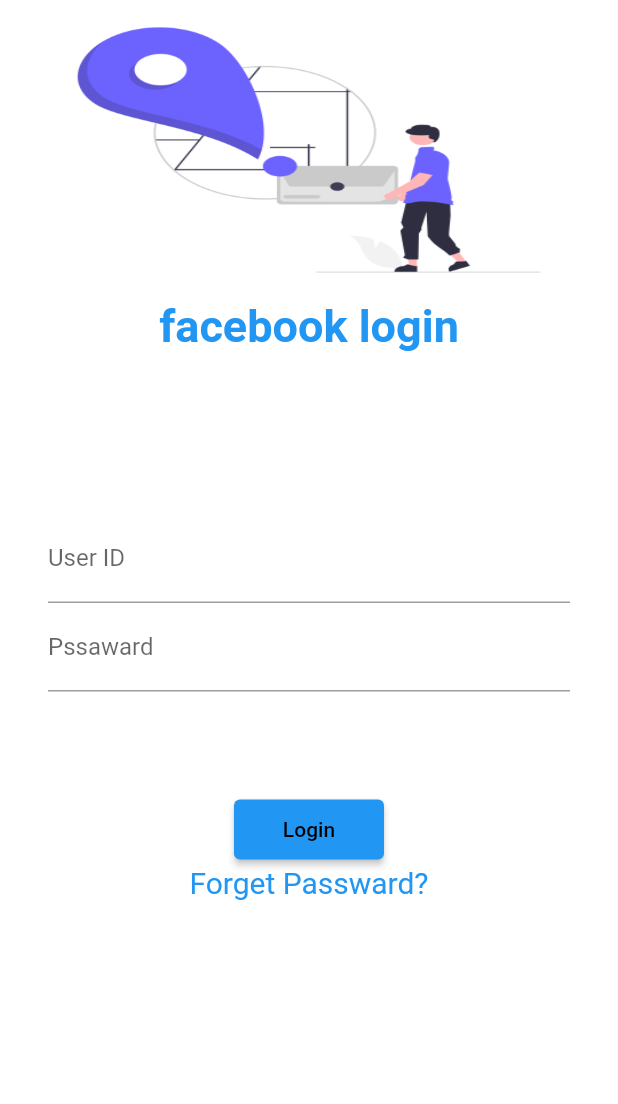
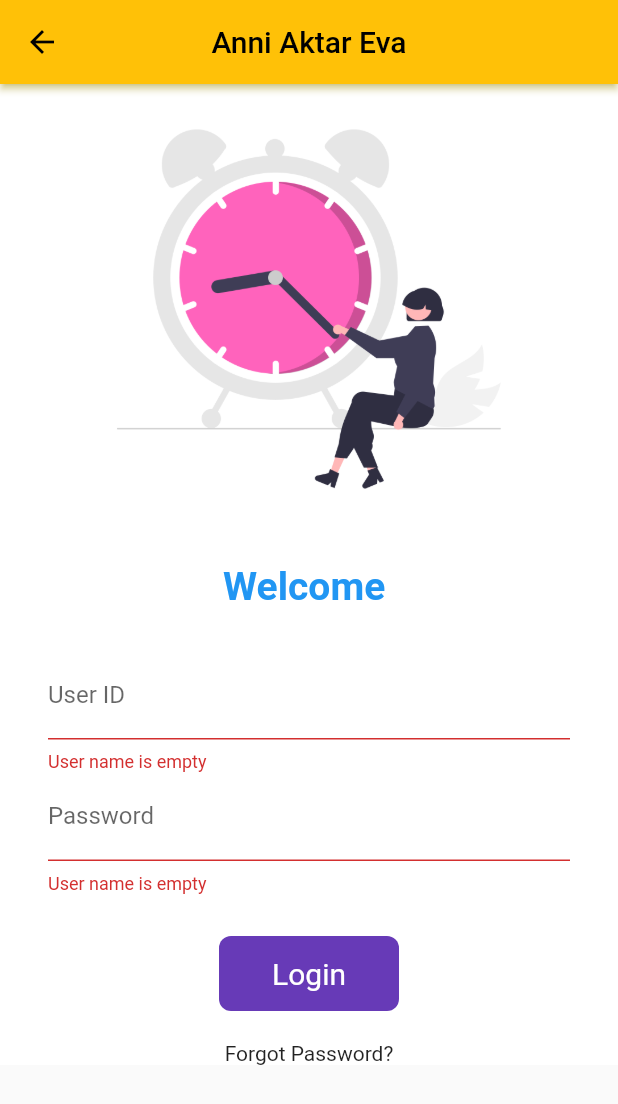
Before and after one commit to anniaktar/dailycodes, a Flutter app: the screen it shows after launch, after a tap on "Login", on a phone screen of 412 x 824 dp. Shown: the top 1104 px of the screen. Run offline on Flutter 3.47's test engine with Material 2 defaults, Android fonts, the phone set to English and light mode, and no system bars.

Commit message:
day 5 complete

```diff
--- a/lib/main.dart
+++ b/lib/main.dart
@@ -4,14 +4,16 @@ import 'package:flutter_application/pages/loginpage.dart';
 import 'package:flutter_application/pages/routes.dart';
 
 void main() {
-  runApp(const MyApp());
+  runApp(MyApp());
 }
 
 class MyApp extends StatelessWidget {
-  const MyApp({Key? key}) : super(key: key);
+  MyApp({Key? key}) : super(key: key);
+
   @override
   Widget build(BuildContext context) {
     return MaterialApp(
+      debugShowCheckedModeBanner: false,
       themeMode: ThemeMode.light,
       theme: ThemeData(primarySwatch: Colors.amber),
       darkTheme: ThemeData(brightness: Brightness.dark),
--- a/lib/pages/loginpage.dart
+++ b/lib/pages/loginpage.dart
@@ -1,75 +1,149 @@
-import 'dart:html';
-
 import 'package:flutter/material.dart';
 import 'package:flutter_application/pages/routes.dart';
 
-class LoginPage extends StatelessWidget {
-  const LoginPage({Key? key}) : super(key: key);
+class LoginPage extends StatefulWidget {
+  @override
+  State<LoginPage> createState() => _LoginPageState();
+}
+
+class _LoginPageState extends State<LoginPage> {
+  String name = "";
+  bool changeButton = false;
+
+  final _formkey = GlobalKey<FormState>();
+
+  moveToHome(BuildContext context) async {
+    if (_formkey.currentState!.validate()) {
+      setState(() {
+        changeButton = true;
+      });
+      await Future.delayed(Duration(seconds: 1));
+      await Navigator.pushNamed(context, MyRoutes.homeRoute);
+      setState(() {
+        changeButton = false;
+      });
+    }
+  }
 
   @override
   Widget build(BuildContext context) {
-    return Material(
+    return Scaffold(
+      appBar: AppBar(
+        shadowColor: Colors.yellow,
+        elevation: 2.0,
+        centerTitle: true,
+        title: Text("Anni Aktar Eva"),
+      ),
+      body: Material(
         color: Colors.white,
+        child: SingleChildScrollView(
+          child: Form(
+            key: _formkey,
             child: Column(
               children: [
                 SizedBox(
                     width: 400,
-                height: 200,
+                    height: 300,
                     child: Image.asset(
-                  "assets/images/login page2image-png.png",
-                  fit: BoxFit.fill,
+                      "assets/images/login-page.png",
+                      fit: BoxFit.fitHeight,
                     )),
+                const SizedBox(
+                  height: 20,
+                ),
                 Text(
-              "facebook login",
+                  "Welcome $name",
                   style: TextStyle(
-                fontStyle: FontStyle.normal,
+                      fontSize: 26,
                       fontWeight: FontWeight.bold,
-                fontSize: 30,
-                color: Colors.blue,
-              ),
+                      color: Colors.blue),
                 ),
                 const SizedBox(
-              height: 100,
+                  height: 20,
                 ),
                 Padding(
-              padding:
-                  const EdgeInsets.symmetric(vertical: 8.0, horizontal: 32.0),
+                  padding: const EdgeInsets.symmetric(
+                      vertical: 8.0, horizontal: 32.0),
                   child: Column(
                     children: [
                       TextFormField(
-                    decoration: InputDecoration(
-                        hintText: " Enter Your User ID", labelText: "User ID"),
+                          decoration: const InputDecoration(
+                            hintText: "Enter Your User ID",
+                            labelText: "User ID",
                           ),
+                          validator: (value) {
+                            if (value!.isEmpty) {
+                              return "User name is empty";
+                            }
+                            return null;
+                          },
+                          onChanged: (value) {
+                            name = value;
+                            setState(() {});
+                          }),
                       TextFormField(
                         obscureText: true,
-                    decoration: InputDecoration(
-                        hintText: " Enter Your Forget Password",
-                        labelText: "Pssaward"),
+                        decoration: const InputDecoration(
+                          hintText: "Enter Your Password",
+                          labelText: "Password",
                         ),
-                  const SizedBox(
-                    height: 30,
+                        validator: (value) {
+                          if (value!.isEmpty) {
+                            return "User name is empty";
+                          }
+                          return null;
+                        },
                       ),
                     ],
                   ),
                 ),
                 const SizedBox(
-              height: 30,
+                  height: 20,
                 ),
-            ElevatedButton(
-                onLongPress: () {
-                  Navigator.pushNamed(context, MyRoutes.homeRoute);
-                },
-                child: Text("Login"),
-                onPressed: null,
-                style: TextButton.styleFrom(
-                  backgroundColor: Colors.blue,
-                  minimumSize: const Size(100, 40),
-                )),
-            const Text(
-              "Forget Passward?",
-              style: TextStyle(fontSize: 20, color: Colors.blue),
+
+                Material(
+                  color: Colors.deepPurple,
+                  borderRadius: BorderRadius.circular(changeButton ? 50 : 8),
+                  child: InkWell(
+                    borderRadius: BorderRadius.circular(changeButton ? 50 : 8),
+                    splashColor: Colors.red,
+                    onTap: () => moveToHome(context),
+                    child: AnimatedContainer(
+                      duration: Duration(seconds: 1),
+                      width: changeButton ? 50 : 120,
+                      height: 50,
+                      alignment: Alignment.center,
+                      child: changeButton
+                          ? Icon(
+                              Icons.done,
+                              color: Colors.white,
+                            )
+                          : Text(
+                              "Login",
+                              style:
+                                  TextStyle(color: Colors.white, fontSize: 20),
                             ),
+                    ),
+                  ),
+                ),
+
+                // ElevatedButton(
+                //     onPressed: () {
+                //       Navigator.pushNamed(context, MyRoutes.homeRoute);
+                //     },
+                //     child: const Text("Login"),
+                //     style: TextButton.styleFrom(
+                //         minimumSize: const Size(100, 40),
+                //         backgroundColor: Colors.blue)),
+                const SizedBox(
+                  height: 20,
+                ),
+                const Text("Forgot Password?"),
               ],
-        ));
+            ),
+          ),
+        ),
+      ),
+    );
   }
 }
```
Also changed, not shown: assets/images/login page2image-png.png (deleted), assets/images/login-page.png (added). Lines whose indentation alone changed are shown as unchanged.
